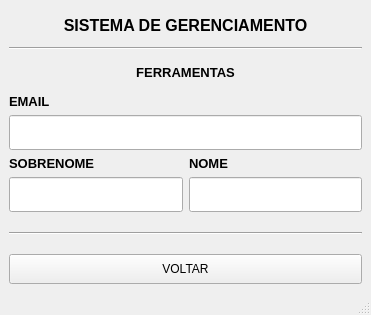
The window that app/pyqt5-templates/email.ui (clowdcap/app-pyqt5) describes before a commit, drawn with Qt 5.
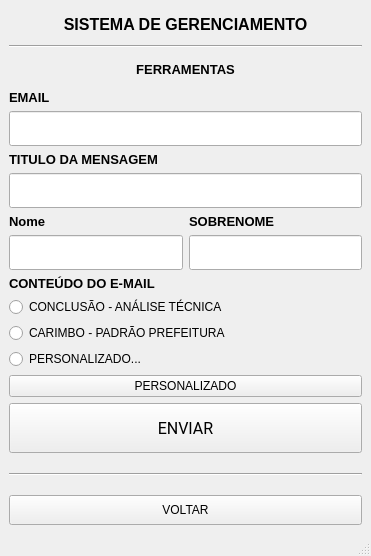
The same window after the commit.

The edit to the form file:
```diff
--- a/app/pyqt5-templates/email.ui
+++ b/app/pyqt5-templates/email.ui
@@ -7,7 +7,7 @@
     <x>0</x>
     <y>0</y>
     <width>371</width>
-    <height>315</height>
+    <height>556</height>
    </rect>
   </property>
   <property name="windowTitle">
@@ -15,6 +15,58 @@
   </property>
   <widget class="QWidget" name="centralwidget">
    <layout class="QGridLayout" name="gridLayout">
+    <item row="3" column="0">
+     <layout class="QVBoxLayout" name="verticalLayout_3">
+      <item>
+       <widget class="QLabel" name="label_6">
+        <property name="font">
+         <font>
+          <pointsize>10</pointsize>
+          <weight>75</weight>
+          <bold>true</bold>
+         </font>
+        </property>
+        <property name="text">
+         <string>EMAIL</string>
+        </property>
+       </widget>
+      </item>
+      <item>
+       <widget class="QLineEdit" name="input_email">
+        <property name="minimumSize">
+         <size>
+          <width>0</width>
+          <height>35</height>
+         </size>
+        </property>
+       </widget>
+      </item>
+      <item>
+       <widget class="QLabel" name="label_3">
+        <property name="font">
+         <font>
+          <pointsize>10</pointsize>
+          <weight>75</weight>
+          <bold>true</bold>
+         </font>
+        </property>
+        <property name="text">
+         <string>TITULO DA MENSAGEM</string>
+        </property>
+       </widget>
+      </item>
+      <item>
+       <widget class="QLineEdit" name="input_titulo">
+        <property name="minimumSize">
+         <size>
+          <width>0</width>
+          <height>35</height>
+         </size>
+        </property>
+       </widget>
+      </item>
+     </layout>
+    </item>
     <item row="0" column="0">
      <widget class="QLabel" name="label">
       <property name="font">
@@ -43,51 +95,6 @@
       </property>
      </widget>
     </item>
-    <item row="2" column="0">
-     <widget class="QLabel" name="label_2">
-      <property name="font">
-       <font>
-        <pointsize>10</pointsize>
-        <weight>75</weight>
-        <bold>true</bold>
-       </font>
-      </property>
-      <property name="text">
-       <string>FERRAMENTAS</string>
-      </property>
-      <property name="alignment">
-       <set>Qt::AlignCenter</set>
-      </property>
-     </widget>
-    </item>
-    <item row="3" column="0">
-     <layout class="QVBoxLayout" name="verticalLayout_3">
-      <item>
-       <widget class="QLabel" name="label_3">
-        <property name="font">
-         <font>
-          <pointsize>10</pointsize>
-          <weight>75</weight>
-          <bold>true</bold>
-         </font>
-        </property>
-        <property name="text">
-         <string>EMAIL</string>
-        </property>
-       </widget>
-      </item>
-      <item>
-       <widget class="QLineEdit" name="input_login">
-        <property name="minimumSize">
-         <size>
-          <width>0</width>
-          <height>35</height>
-         </size>
-        </property>
-       </widget>
-      </item>
-     </layout>
-    </item>
     <item row="4" column="0">
      <layout class="QHBoxLayout" name="horizontalLayout">
       <item>
@@ -102,12 +109,12 @@
            </font>
           </property>
           <property name="text">
-           <string>SOBRENOME</string>
+           <string>Nome</string>
           </property>
          </widget>
         </item>
         <item>
-         <widget class="QLineEdit" name="input_sobrenome">
+         <widget class="QLineEdit" name="input_nome">
           <property name="minimumSize">
            <size>
             <width>0</width>
@@ -130,12 +137,12 @@
            </font>
           </property>
           <property name="text">
-           <string>NOME</string>
+           <string>SOBRENOME</string>
           </property>
          </widget>
         </item>
         <item>
-         <widget class="QLineEdit" name="input_nome">
+         <widget class="QLineEdit" name="input_snome">
           <property name="minimumSize">
            <size>
             <width>0</width>
@@ -148,8 +155,29 @@
       </item>
      </layout>
     </item>
-    <item row="5" column="0">
+    <item row="6" column="0">
      <layout class="QVBoxLayout" name="verticalLayout_2">
+      <item>
+       <widget class="QPushButton" name="btn_enviar">
+        <property name="minimumSize">
+         <size>
+          <width>0</width>
+          <height>50</height>
+         </size>
+        </property>
+        <property name="font">
+         <font>
+          <family>Roboto</family>
+          <pointsize>12</pointsize>
+          <weight>50</weight>
+          <bold>false</bold>
+         </font>
+        </property>
+        <property name="text">
+         <string>ENVIAR</string>
+        </property>
+       </widget>
+      </item>
       <item>
        <widget class="Line" name="line_3">
         <property name="minimumSize">
@@ -178,6 +206,69 @@
       </item>
      </layout>
     </item>
+    <item row="2" column="0">
+     <widget class="QLabel" name="label_2">
+      <property name="font">
+       <font>
+        <pointsize>10</pointsize>
+        <weight>75</weight>
+        <bold>true</bold>
+       </font>
+      </property>
+      <property name="text">
+       <string>FERRAMENTAS</string>
+      </property>
+      <property name="alignment">
+       <set>Qt::AlignCenter</set>
+      </property>
+     </widget>
+    </item>
+    <item row="5" column="0">
+     <layout class="QVBoxLayout" name="verticalLayout_5">
+      <item>
+       <widget class="QLabel" name="label_10">
+        <property name="font">
+         <font>
+          <pointsize>10</pointsize>
+          <weight>75</weight>
+          <bold>true</bold>
+         </font>
+        </property>
+        <property name="text">
+         <string>CONTEÚDO DO E-MAIL</string>
+        </property>
+       </widget>
+      </item>
+      <item>
+       <widget class="QRadioButton" name="opc_conclusao">
+        <property name="text">
+         <string>CONCLUSÃO - ANÁLISE TÉCNICA</string>
+        </property>
+       </widget>
+      </item>
+      <item>
+       <widget class="QRadioButton" name="opc_carimbo">
+        <property name="text">
+         <string>CARIMBO - PADRÃO PREFEITURA</string>
+        </property>
+       </widget>
+      </item>
+      <item>
+       <widget class="QRadioButton" name="opc_personalizado">
+        <property name="text">
+         <string>PERSONALIZADO...</string>
+        </property>
+       </widget>
+      </item>
+      <item>
+       <widget class="QPushButton" name="btn_personalizado">
+        <property name="text">
+         <string>PERSONALIZADO</string>
+        </property>
+       </widget>
+      </item>
+     </layout>
+    </item>
    </layout>
   </widget>
   <widget class="QMenuBar" name="menubar">
```
